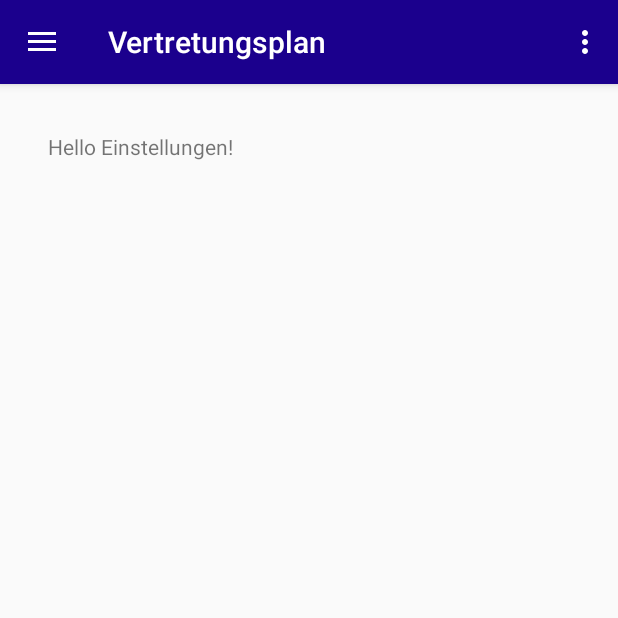
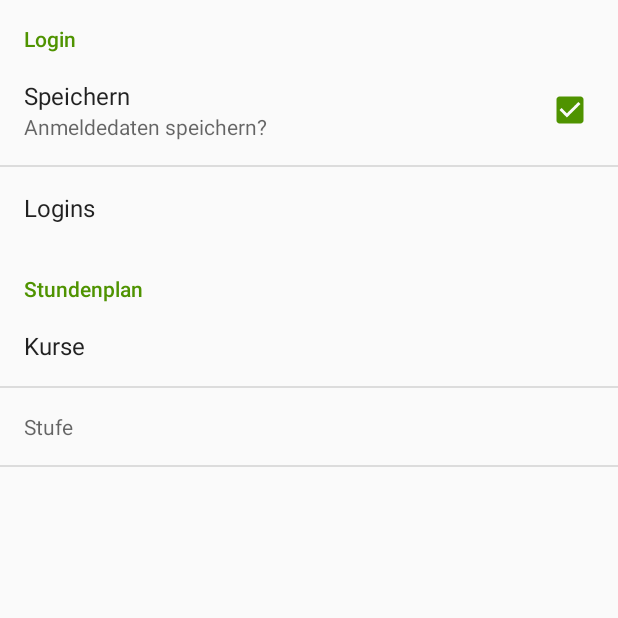
Before and after one commit to Roboscope/naoag-createplus-vapp, an Android app: the screen it shows after launch (MainActivity before the commit, SettingsActivity after it), in the side drawer, after a tap on "Einstellungen", on a phone screen of 412 x 824 dp, the top half of it. Run offline under Robolectric (Android 15) with nearby library versions, the phone set to English and light mode, and no system bars; 1 statement that could not run was skipped.

Commit message:
Settings.

```diff
--- a/app/src/main/AndroidManifest.xml
+++ b/app/src/main/AndroidManifest.xml
@@ -20,6 +20,13 @@
             </intent-filter>
         </activity>
 
+        <activity
+            android:name=".settings.SettingsActivity"
+            android:label="Einstellungen"
+            android:theme="@style/AppTheme.NoActionBar">
+
+        </activity>
+
         <service
                 android:name=".backgroundservices.UpdatePlanData"
                 android:exported="false"/>
--- a/app/src/main/java/de/createplus/vertretungsplan/MainActivity.java
+++ b/app/src/main/java/de/createplus/vertretungsplan/MainActivity.java
@@ -33,10 +33,11 @@ import de.createplus.vertretungsplan.backgroundservices.UpdatePlanData;
 import de.createplus.vertretungsplan.backgroundservices.UpdatePlanDataReceiver;
 import de.createplus.vertretungsplan.databases.SPDatabaseHelper;
 import de.createplus.vertretungsplan.listview.MyCustomAdapter;
+import de.createplus.vertretungsplan.settings.SettingsActivity;
 
 public class MainActivity extends AppCompatActivity
         implements NavigationView.OnNavigationItemSelectedListener {
-    static private ContentViews currentContent = ContentViews.OVERVIEW;
+    static private ContentViews currentContent = ContentViews.SUBSTITUTIONPLAN;
 
 
     static private int CurrentShown = 1;
@@ -123,6 +124,27 @@ public class MainActivity extends AppCompatActivity
         getMenuInflater().inflate(R.menu.main, menu);
         return true;
     }
+/*
+    @Override
+    public boolean onPrepareOptionsMenu(Menu menu) {
+        super.onPrepareOptionsMenu(menu);
+        menu.findItem(R.id.nav_overwiev).setChecked(false);
+        menu.findItem(R.id.nav_timetable).setChecked(false);
+        menu.findItem(R.id.nav_substitutionplan).setChecked(false);
+        menu.findItem(R.id.nav_settings).setChecked(false);
+
+        switch(currentContent){
+            case OVERVIEW: menu.findItem(R.id.nav_overwiev).setChecked(true);
+                break;
+            case TIMETABLE: menu.findItem(R.id.nav_timetable).setChecked(true);
+                break;
+            case SUBSTITUTIONPLAN: menu.findItem(R.id.nav_substitutionplan).setChecked(true);
+                break;
+            case SETTINGS: menu.findItem(R.id.nav_settings).setChecked(true);
+                break;
+        }
+        return true;
+    }*/
 
     @Override
     public boolean onOptionsItemSelected(MenuItem item) {
@@ -158,6 +180,9 @@ public class MainActivity extends AppCompatActivity
         } else if (id == R.id.nav_settings) {
             currentContent = ContentViews.SETTINGS;
             updateContainerContent();
+            Intent myIntent = new Intent(MainActivity.this, SettingsActivity.class);
+            //myIntent.putExtra("key", value); //Optional parameters
+            MainActivity.this.startActivity(myIntent);
         } else if (id == R.id.nav_share) {
 
         } else if (id == R.id.nav_send) {
--- /dev/null
+++ b/app/src/main/java/de/createplus/vertretungsplan/settings/SettingsActivity.java
@@ -0,0 +1,18 @@
+package de.createplus.vertretungsplan.settings;
+
+import android.os.Bundle;
+import android.preference.PreferenceActivity;
+
+import de.createplus.vertretungsplan.R;
+
+/**
+ * Created by Max Nuglisch on 16.02.2017.
+ */
+
+public class SettingsActivity extends PreferenceActivity {
+    @Override
+    public void onCreate(Bundle savedInstanceState) {
+        super.onCreate(savedInstanceState);
+        addPreferencesFromResource(R.xml.settings_overview);
+    }
+}
--- a/app/src/main/res/layout/content_settings.xml
+++ b/app/src/main/res/layout/content_settings.xml
@@ -14,8 +14,6 @@
         tools:context="de.createplus.vertretungsplan.MainActivity">
 
 
-    <TextView
-            android:text="Hello Einstellungen!"
-            android:layout_width="wrap_content"
-            android:layout_height="wrap_content"/>
+
+
 </RelativeLayout>
--- a/app/src/main/res/layout/nav_header_main.xml
+++ b/app/src/main/res/layout/nav_header_main.xml
@@ -15,7 +15,7 @@
             android:layout_width="wrap_content"
             android:layout_height="wrap_content"
             android:paddingTop="@dimen/nav_header_vertical_spacing"
-            android:src="@drawable/logo"
+            android:src="@mipmap/ic_launcher"
             android:id="@+id/imageView"/>
 
     <TextView
--- /dev/null
+++ b/app/src/main/res/values/arrays.xml
@@ -0,0 +1,15 @@
+<?xml version="1.0" encoding="utf-8"?>
+<resources>
+    <string-array name="listArray">
+        <item>Headings</item>
+        <item>Headings and Details</item>
+        <item>All Data</item>
+    </string-array>
+
+    <string-array name="listValues">
+        <item>1</item>
+        <item>2</item>
+        <item>3</item>
+    </string-array>
+
+</resources>
--- /dev/null
+++ b/app/src/main/res/xml/settings_overview.xml
@@ -0,0 +1,82 @@
+<?xml version="1.0" encoding="utf-8"?>
+
+<PreferenceScreen xmlns:android="http://schemas.android.com/apk/res/android">
+    <PreferenceCategory
+        android:key="pref_key_login_settings"
+        android:title="Login">
+
+        <CheckBoxPreference
+            android:defaultValue="true"
+            android:key="pref_sync"
+            android:summary="Anmeldedaten speichern?"
+            android:title="Speichern" />
+
+        <PreferenceScreen
+            android:key="button_voicemail_setting_key"
+            android:persistent="false"
+            android:title="Logins">
+
+            <PreferenceCategory
+                android:key="pref_key_studentlogin_settings"
+                android:title="Schüler">
+                <EditTextPreference
+                    android:key="pref_key_studentloginbne_limit"
+                    android:summary="Passwort"
+                    android:inputType="textPassword"
+                    android:title="" />
+                <EditTextPreference
+                    android:key="pref_key_sutdetloginpw_limit"
+                    android:summary="Benutzername"
+                    android:title="" />
+            </PreferenceCategory>
+            <PreferenceCategory
+                android:key="pref_key_teacherlogin_settings"
+                android:title="Lehrer">
+                <CheckBoxPreference
+                    android:defaultValue="false"
+                    android:key="pref_key_auto_delete"
+                    android:summary="Lehrer Modus"
+                    android:title="Lehrer Modus Aktivieren?" />
+                <EditTextPreference
+                    android:dependency="pref_key_auto_delete"
+                    android:key="pref_key_sms_delete_limit"
+                    android:summary="Passwort"
+                    android:inputType="textPassword"
+                    android:title="" />
+                <EditTextPreference
+                    android:dependency="pref_key_auto_delete"
+                    android:key="pref_key_mms_delete_limit"
+                    android:summary="Benutzername"
+                    android:title="" />
+            </PreferenceCategory>
+        </PreferenceScreen>
+
+    </PreferenceCategory>
+
+    <PreferenceCategory
+        android:key="pref_key_timetable_settings"
+        android:title="Stundenplan">
+
+
+        <PreferenceScreen
+            android:key="button_timetable_setting_key"
+            android:persistent="false"
+            android:title="Kurse">
+
+            <ListPreference     android:title="Download Details"
+                android:summary="Select the kind of data that you would like to download"
+                android:key="downloadType"
+                android:defaultValue="1"
+                android:entries="@array/listArray"
+                android:entryValues="@array/listValues" />
+
+        </PreferenceScreen>
+        <Preference
+            android:key="pref_key_class_limit"
+
+            android:summary="Stufe"
+            android:title="" />
+
+    </PreferenceCategory>
+
+</PreferenceScreen>
```
